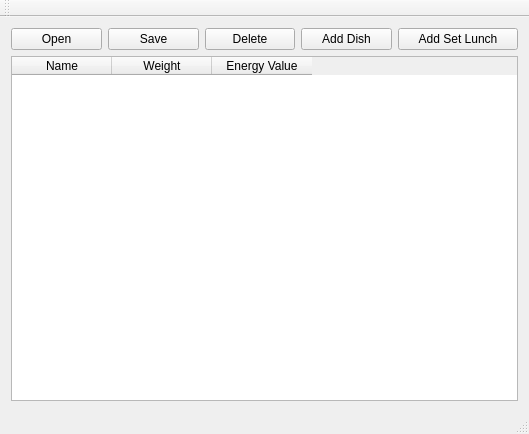
First picture: the form in mainwindow.ui, repository Hipp0Shok/Lab1GUI, before the edit.
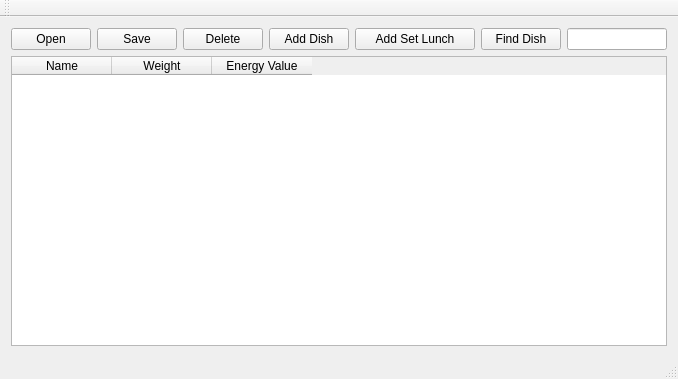
Second picture: the form after the edit.

Commit message: Last fix with find button

```diff
--- a/mainwindow.ui
+++ b/mainwindow.ui
@@ -6,8 +6,8 @@
    <rect>
     <x>0</x>
     <y>0</y>
-    <width>529</width>
-    <height>434</height>
+    <width>678</width>
+    <height>379</height>
    </rect>
   </property>
   <property name="sizePolicy">
@@ -55,6 +55,12 @@
         </item>
         <item>
          <widget class="QPushButton" name="lunchButton">
+          <property name="sizePolicy">
+           <sizepolicy hsizetype="Minimum" vsizetype="Minimum">
+            <horstretch>0</horstretch>
+            <verstretch>0</verstretch>
+           </sizepolicy>
+          </property>
           <property name="minimumSize">
            <size>
             <width>120</width>
@@ -66,6 +72,29 @@
           </property>
          </widget>
         </item>
+        <item>
+         <widget class="QPushButton" name="findButton">
+          <property name="text">
+           <string>Find Dish</string>
+          </property>
+         </widget>
+        </item>
+        <item>
+         <widget class="QLineEdit" name="energyValueEdit">
+          <property name="sizePolicy">
+           <sizepolicy hsizetype="Fixed" vsizetype="Fixed">
+            <horstretch>0</horstretch>
+            <verstretch>0</verstretch>
+           </sizepolicy>
+          </property>
+          <property name="maximumSize">
+           <size>
+            <width>100</width>
+            <height>16777215</height>
+           </size>
+          </property>
+         </widget>
+        </item>
        </layout>
       </item>
       <item>
```
Left out of the diff: 2 changed lines with no effect on the pictures. The commit also changes 12 other files.
